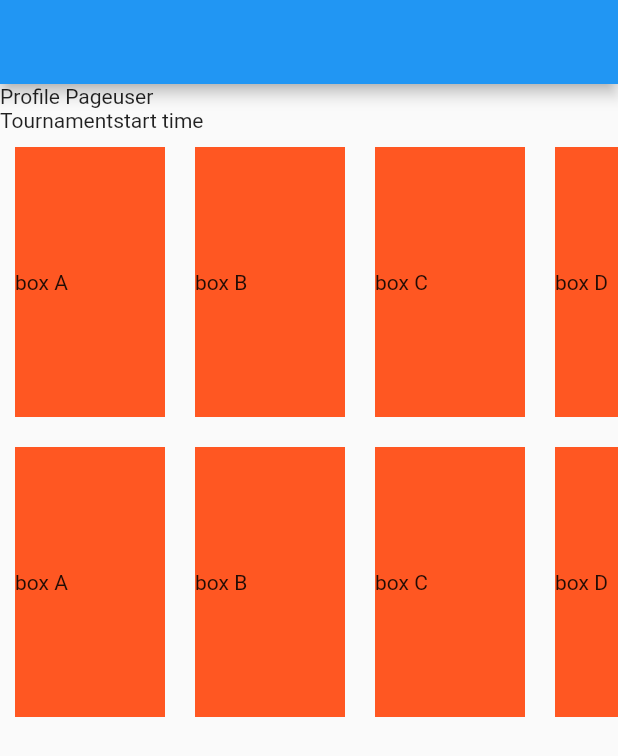
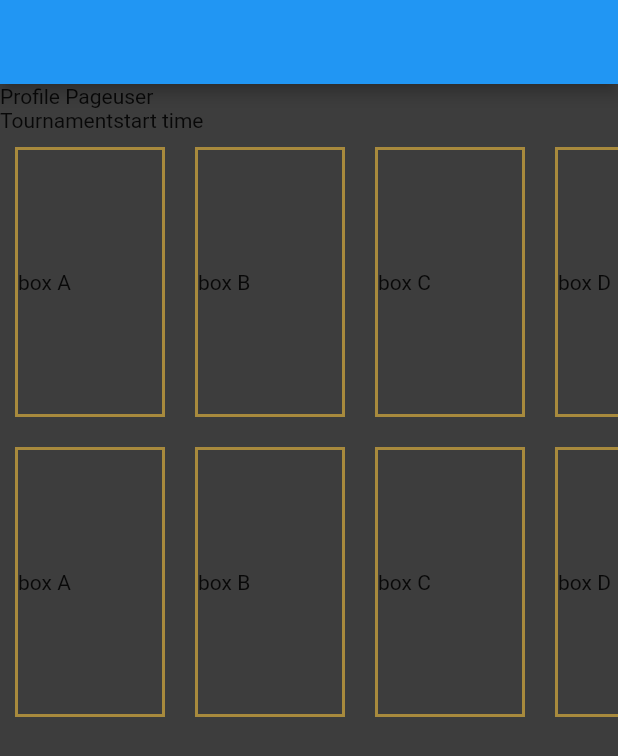
Before and after one commit to ggtournaments/ggtournaments.github.io, a Flutter app: the screen it shows after launch, on a phone screen of 412 x 824 dp. Shown: the top 756 px of the screen. Run offline on Flutter 3.47's test engine with Material 2 defaults, Android fonts, the phone set to English and light mode, and no system bars.

Commit message:
latest edits Robert

```diff
--- a/gg_tournaments/lib/profile.dart
+++ b/gg_tournaments/lib/profile.dart
@@ -24,6 +24,7 @@ class ProfilePage extends StatelessWidget {
   Widget build(BuildContext context) {
     // TODO: implement build
     return Scaffold(
+      backgroundColor: Color(0xFF3d3d3d),
       appBar: AppBar(),
       body: Center(
         // Work from here
--- a/gg_tournaments/lib/widgets.dart
+++ b/gg_tournaments/lib/widgets.dart
@@ -1,4 +1,6 @@
 import 'package:flutter/material.dart';
+
+
 Widget rowWidget(String text1, String text2) {
   return Row(
     children: <Widget>[
@@ -11,7 +13,12 @@ Widget rowWidget(String text1, String text2) {
 Widget scrollBox(String text1){
   return Container(
     width: 100,
-    color: Colors.deepOrange,
+    decoration: new BoxDecoration(
+      border: Border.all(width: 2.0, color: const Color(0xFFA88A3D)),
+      color: Color(0xFF3d3d3d),
+    ),
+
+
     margin: new EdgeInsets.symmetric(horizontal: 10, vertical: 10,),
     child: Row(
       children: <Widget>[
```
